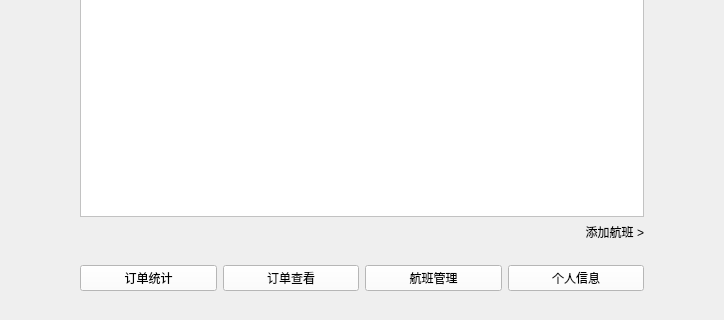
Old version of the form adminmainwidget.ui in the repository Jinyuan-S/AirSystem; both pictures show x 88 to 812 and y 380 to 700 of the 900 by 700 pixel window.
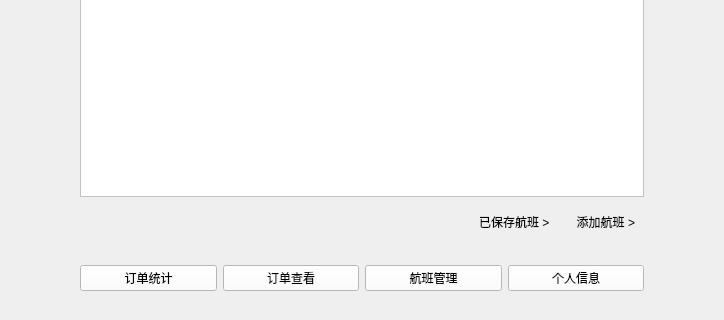
New version of the form. The open tabs and pages were chosen to show the change. Custom widgets are drawn as their Qt base class.

What changed in the file:
```diff
--- a/adminmainwidget.ui
+++ b/adminmainwidget.ui
@@ -714,6 +714,45 @@
            <widget class="QTableView" name="tableView_flight"/>
           </item>
           <item>
+           <widget class="QWidget" name="widget_4" native="true">
+            <layout class="QHBoxLayout" name="horizontalLayout_3">
+             <item>
+              <spacer name="horizontalSpacer_3">
+               <property name="orientation">
+                <enum>Qt::Horizontal</enum>
+               </property>
+               <property name="sizeHint" stdset="0">
+                <size>
+                 <width>323</width>
+                 <height>20</height>
+                </size>
+               </property>
+              </spacer>
+             </item>
+             <item>
+              <widget class="ClickableLabel" name="label_save">
+               <property name="text">
+                <string>已保存航班 &gt;</string>
+               </property>
+              </widget>
+             </item>
+             <item>
+              <spacer name="horizontalSpacer_4">
+               <property name="orientation">
+                <enum>Qt::Horizontal</enum>
+               </property>
+               <property name="sizeType">
+                <enum>QSizePolicy::Fixed</enum>
+               </property>
+               <property name="sizeHint" stdset="0">
+                <size>
+                 <width>20</width>
+                 <height>20</height>
+                </size>
+               </property>
+              </spacer>
+             </item>
+             <item>
            <widget class="ClickableLabel" name="label_add">
             <property name="text">
              <string>添加航班 &gt;</string>
@@ -721,6 +760,9 @@
             <property name="alignment">
              <set>Qt::AlignRight|Qt::AlignTrailing|Qt::AlignVCenter</set>
             </property>
+              </widget>
+             </item>
+            </layout>
            </widget>
           </item>
          </layout>
```
Left out of the diff: 2 changed lines with no effect on the pictures. Lines whose indentation alone changed are shown as unchanged.
